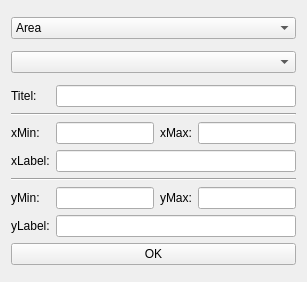
Before: the Qt Designer form GUI/PlotSettings.ui in i-git/FIMTrack, drawn with Qt 5.
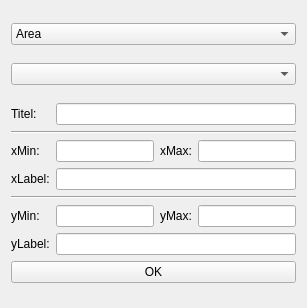
After: the same form once the commit is applied.

The edit to the form file:
```diff
--- a/GUI/PlotSettings.ui
+++ b/GUI/PlotSettings.ui
@@ -7,7 +7,7 @@
     <x>0</x>
     <y>0</y>
     <width>307</width>
-    <height>282</height>
+    <height>308</height>
    </rect>
   </property>
   <property name="windowTitle">
```
